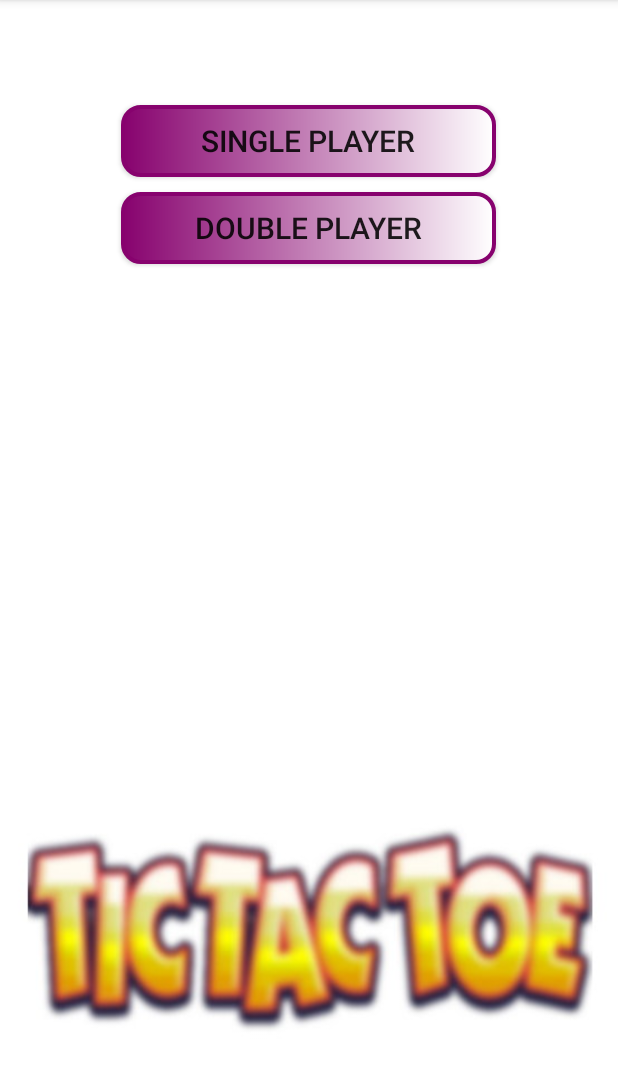
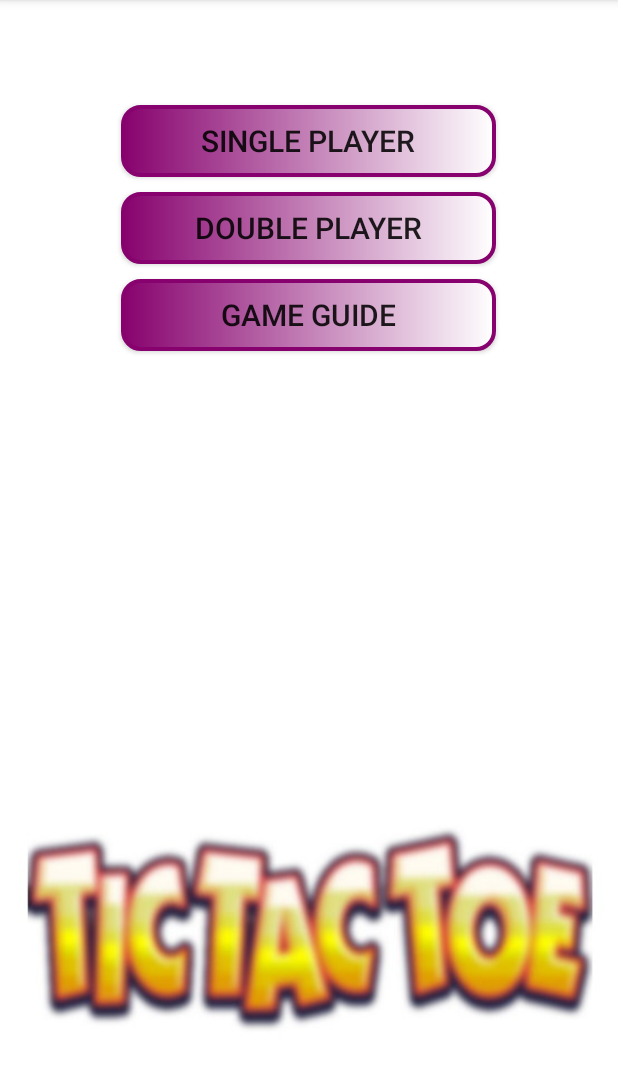
Before and after one commit to NARI1108/TICTAKTOE, an Android app: the screen it shows after launch (MainActivity), on a phone screen of 412 x 824 dp, the part 84-1173 px from its top. Run offline under Robolectric (Android 15) with nearby library versions, the phone set to English and light mode, and no system bars.

Commit message:
adding Third second Button to homepage of app at MainActivity.xml

```diff
--- a/app/src/main/res/layout/activity_main.xml
+++ b/app/src/main/res/layout/activity_main.xml
@@ -27,6 +27,15 @@
         android:textSize="20sp"
         android:layout_marginTop="10dp"
         android:layout_gravity="center"/>
-
+    <Button
+        android:id="@+id/btn_Game_Guide"
+        android:layout_width="250dp"
+        android:layout_height="wrap_content"
+        android:text="@string/game_guide"
+        android:textSize="20sp"
+        android:layout_marginTop="10dp"
+        android:layout_gravity="center"
+        android:background="@drawable/buttonstyle"
+        />
 
 </LinearLayout>
```
